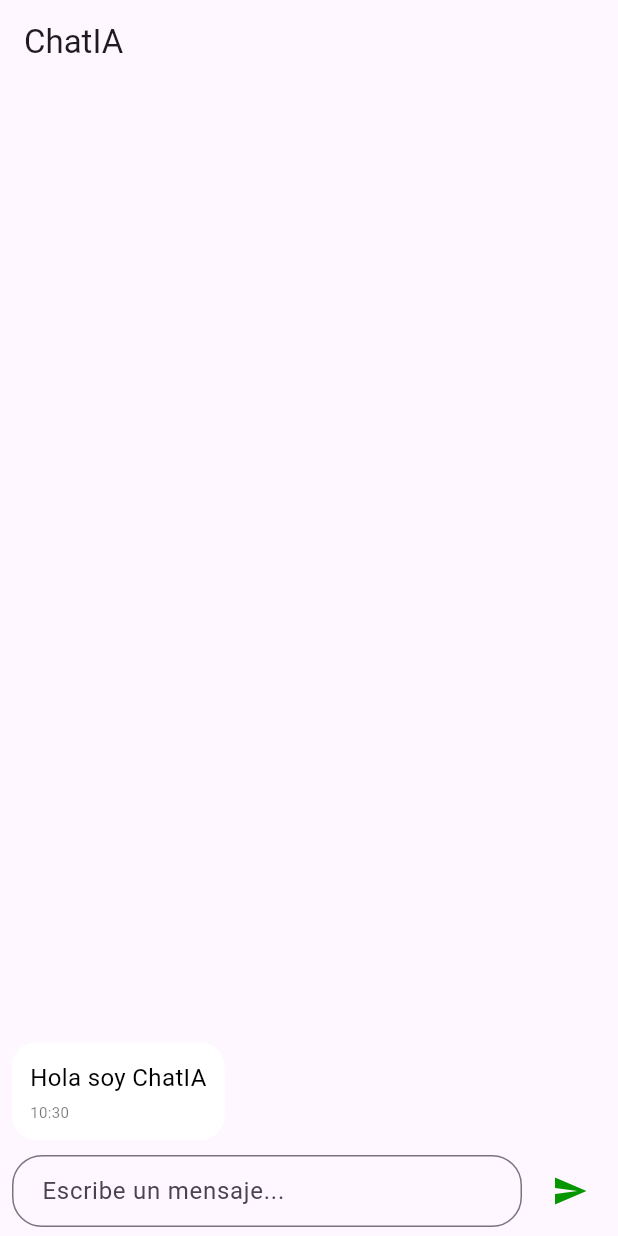
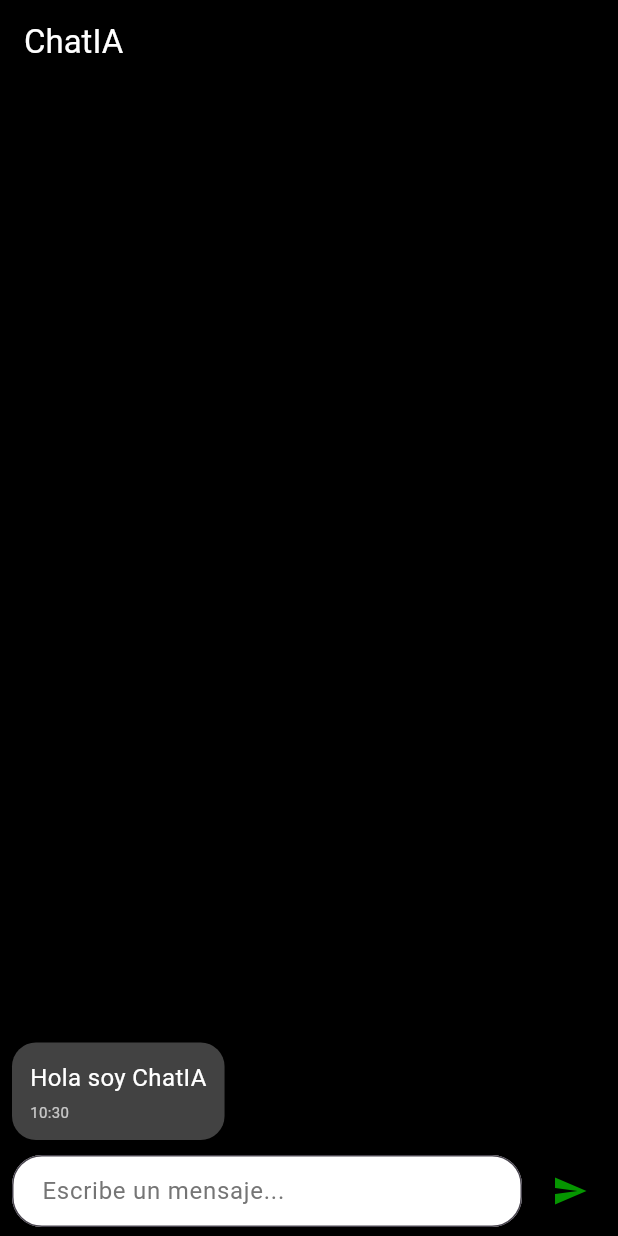
Before and after one commit to Pacheco05Jesus/ChatIA, a Flutter app: the screen it shows after launch, on a phone screen of 412 x 824 dp. Run offline on Flutter 3.47's test engine with Material 3 defaults, Android fonts, the phone set to English and light mode, and no system bars; our stand-ins replace equatable, flutter_bloc.

```diff
--- a/flutter_application_1/lib/Vistas/Succes1.dart
+++ b/flutter_application_1/lib/Vistas/Succes1.dart
@@ -7,6 +7,7 @@ class MyApp extends StatelessWidget {
   Widget build(BuildContext context) {
     return MaterialApp(
       title: 'ChatIA',
+
       theme: ThemeData(primarySwatch: Colors.green),
       home: Succes1(response: 'Hola soy ChatIA'),
     );
@@ -70,8 +71,8 @@ class _Succes1State extends State<Succes1> {
         constraints: BoxConstraints(maxWidth: 250),
         decoration: BoxDecoration(
           color: message.isMe
-              ? const Color.fromARGB(255, 3, 238, 46)
-              : Colors.white,
+              ? const Color.fromARGB(255, 3, 238, 46) // Verde para el usuario
+              : Colors.grey[800], // Gris oscuro para el bot
           borderRadius: BorderRadius.circular(16),
         ),
         child: Column(
@@ -83,13 +84,13 @@ class _Succes1State extends State<Succes1> {
               message.text,
               style: TextStyle(
                 fontSize: 16,
-                color: message.isMe ? Colors.black : Colors.black,
+                color: message.isMe ? Colors.black : Colors.white, // Texto
               ),
             ),
             SizedBox(height: 4),
             Text(
               time,
-              style: TextStyle(fontSize: 10, color: Colors.black54),
+              style: TextStyle(fontSize: 10, color: Colors.white70),
             ),
           ],
         ),
@@ -107,8 +108,12 @@ class _Succes1State extends State<Succes1> {
               child: TextField(
                 controller: _controller,
                 onSubmitted: _sendMessage,
+                style: TextStyle(color: Colors.black), // Texto dentro del campo
                 decoration: InputDecoration(
+                  filled: true,
+                  fillColor: Colors.white, // Fondo blanco del campo
                   hintText: 'Escribe un mensaje...',
+                  hintStyle: TextStyle(color: Colors.grey[600]),
                   border: OutlineInputBorder(
                     borderRadius: BorderRadius.circular(20),
                   ),
@@ -133,7 +138,15 @@ class _Succes1State extends State<Succes1> {
 @override
 Widget build(BuildContext context) {
   return Scaffold(
-      appBar: AppBar(title: Text('ChatIA')),
+    backgroundColor: Colors.black,
+    appBar: AppBar(
+      backgroundColor: Colors.black,
+      title: Text(
+        'ChatIA',
+        style: TextStyle(color: Colors.white),
+      ),
+      iconTheme: IconThemeData(color: Colors.white),
+    ),
     body: Column(
       children: [
         Expanded(
--- a/flutter_application_1/lib/main.dart
+++ b/flutter_application_1/lib/main.dart
@@ -12,7 +12,12 @@ import 'Vistas/Carga.dart';
 import 'Vistas/Succes1.dart';
 
 void main() {
-  runApp(const MyApp());
+  runApp(
+    BlocProvider(
+      create: (_) => ChatBloc(openAIService: OpenAIService()),
+      child: const MyApp(),
+    ),
+  );
 }
 
 class MyApp extends StatelessWidget {
@@ -23,13 +28,11 @@ class MyApp extends StatelessWidget {
     return MaterialApp(
       title: 'ChatIA',
       debugShowCheckedModeBanner: false,
-      home: BlocProvider(
-        create: (_) => ChatBloc(openAIService: OpenAIService()),
-        child: const ChatScreen(),
-      ),
+      home: Inicial(),
     );
   }
 }
+
 
 class ChatScreen extends StatefulWidget {
   const ChatScreen({super.key});
```
Also changed, not shown: flutter_application_1/lib/Vistas/Inicial.dart (+8 -9 lines). Lines whose indentation alone changed are shown as unchanged.
